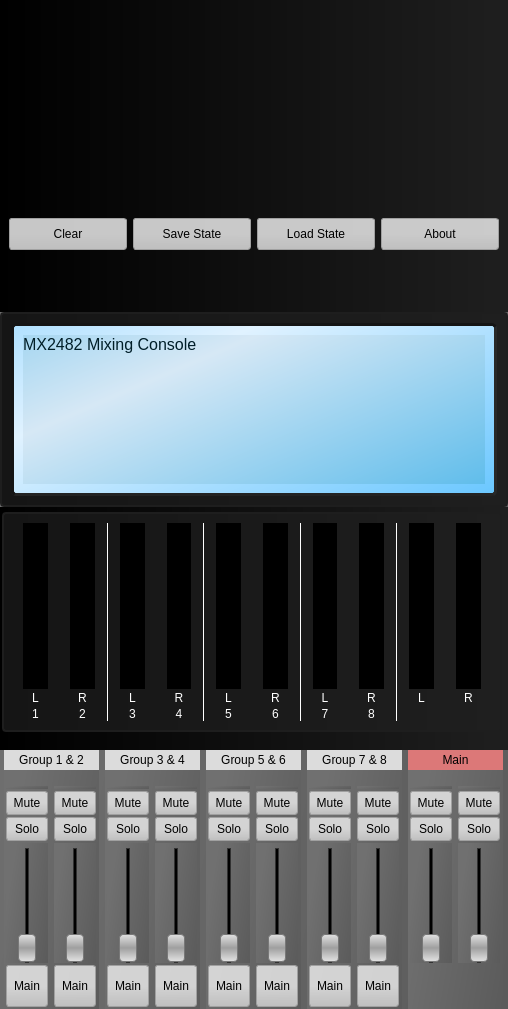
Above: demo/mainmixerwidget.ui from jacob3141/qtjack before the change. Below: the same form after it.
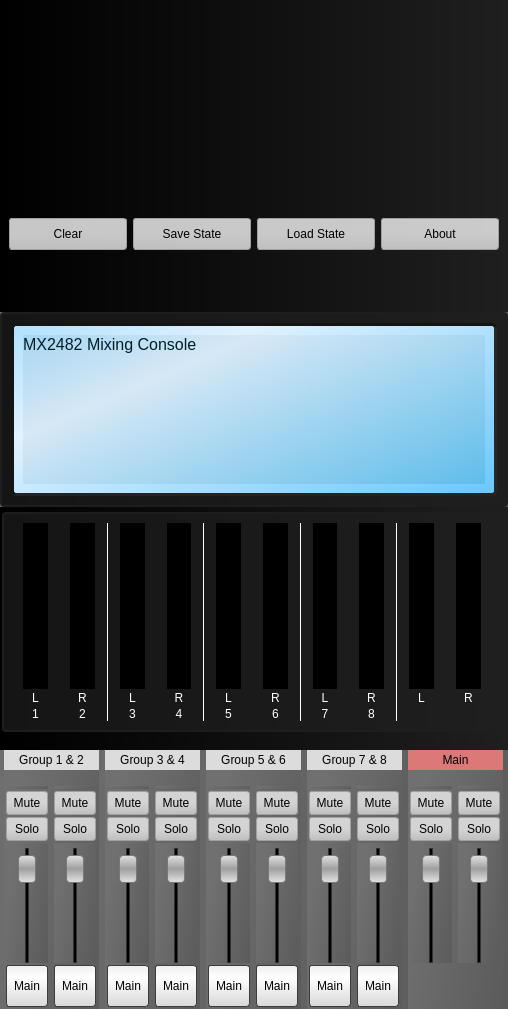
That is the form after the change. Icons and pictures are not drawn.

The edit to the form file:
```diff
--- a/demo/mainmixerwidget.ui
+++ b/demo/mainmixerwidget.ui
@@ -1364,6 +1364,12 @@
 	background-color: qlineargradient(spread:reflect, x1:1, y1:0.493818, x2:1, y2:0, stop:0 rgba(109, 135, 255, 255), stop:1 rgba(175, 205, 255, 255));
 }</string>
               </property>
+              <property name="minimum">
+               <number>-144</number>
+              </property>
+              <property name="maximum">
+               <number>10</number>
+              </property>
               <property name="orientation">
                <enum>Qt::Vertical</enum>
               </property>
@@ -1396,7 +1402,7 @@
                <bool>true</bool>
               </property>
               <property name="checked">
-               <bool>false</bool>
+               <bool>true</bool>
               </property>
              </widget>
             </item>
@@ -1540,6 +1546,12 @@
 	background-color: qlineargradient(spread:reflect, x1:1, y1:0.493818, x2:1, y2:0, stop:0 rgba(109, 135, 255, 255), stop:1 rgba(175, 205, 255, 255));
 }</string>
               </property>
+              <property name="minimum">
+               <number>-144</number>
+              </property>
+              <property name="maximum">
+               <number>10</number>
+              </property>
               <property name="orientation">
                <enum>Qt::Vertical</enum>
               </property>
@@ -1566,7 +1578,7 @@
                <bool>true</bool>
               </property>
               <property name="checked">
-               <bool>false</bool>
+               <bool>true</bool>
               </property>
              </widget>
             </item>
@@ -1782,6 +1794,12 @@
 	background-color: qlineargradient(spread:reflect, x1:1, y1:0.493818, x2:1, y2:0, stop:0 rgba(109, 135, 255, 255), stop:1 rgba(175, 205, 255, 255));
 }</string>
               </property>
+              <property name="minimum">
+               <number>-144</number>
+              </property>
+              <property name="maximum">
+               <number>10</number>
+              </property>
               <property name="orientation">
                <enum>Qt::Vertical</enum>
               </property>
@@ -1808,7 +1826,7 @@
                <bool>true</bool>
               </property>
               <property name="checked">
-               <bool>false</bool>
+               <bool>true</bool>
               </property>
              </widget>
             </item>
@@ -1952,6 +1970,12 @@
 	background-color: qlineargradient(spread:reflect, x1:1, y1:0.493818, x2:1, y2:0, stop:0 rgba(109, 135, 255, 255), stop:1 rgba(175, 205, 255, 255));
 }</string>
               </property>
+              <property name="minimum">
+               <number>-144</number>
+              </property>
+              <property name="maximum">
+               <number>10</number>
+              </property>
               <property name="orientation">
                <enum>Qt::Vertical</enum>
               </property>
@@ -1978,7 +2002,7 @@
                <bool>true</bool>
               </property>
               <property name="checked">
-               <bool>false</bool>
+               <bool>true</bool>
               </property>
              </widget>
             </item>
@@ -2194,6 +2218,12 @@
 	background-color: qlineargradient(spread:reflect, x1:1, y1:0.493818, x2:1, y2:0, stop:0 rgba(109, 135, 255, 255), stop:1 rgba(175, 205, 255, 255));
 }</string>
               </property>
+              <property name="minimum">
+               <number>-144</number>
+              </property>
+              <property name="maximum">
+               <number>10</number>
+              </property>
               <property name="orientation">
                <enum>Qt::Vertical</enum>
               </property>
@@ -2220,7 +2250,7 @@
                <bool>true</bool>
               </property>
               <property name="checked">
-               <bool>false</bool>
+               <bool>true</bool>
               </property>
              </widget>
             </item>
@@ -2364,6 +2394,12 @@
 	background-color: qlineargradient(spread:reflect, x1:1, y1:0.493818, x2:1, y2:0, stop:0 rgba(109, 135, 255, 255), stop:1 rgba(175, 205, 255, 255));
 }</string>
               </property>
+              <property name="minimum">
+               <number>-144</number>
+              </property>
+              <property name="maximum">
+               <number>10</number>
+              </property>
               <property name="orientation">
                <enum>Qt::Vertical</enum>
               </property>
@@ -2390,7 +2426,7 @@
                <bool>true</bool>
               </property>
               <property name="checked">
-               <bool>false</bool>
+               <bool>true</bool>
               </property>
              </widget>
             </item>
@@ -2606,6 +2642,12 @@
 	background-color: qlineargradient(spread:reflect, x1:1, y1:0.493818, x2:1, y2:0, stop:0 rgba(109, 135, 255, 255), stop:1 rgba(175, 205, 255, 255));
 }</string>
               </property>
+              <property name="minimum">
+               <number>-144</number>
+              </property>
+              <property name="maximum">
+               <number>10</number>
+              </property>
               <property name="orientation">
                <enum>Qt::Vertical</enum>
               </property>
@@ -2632,7 +2674,7 @@
                <bool>true</bool>
               </property>
               <property name="checked">
-               <bool>false</bool>
+               <bool>true</bool>
               </property>
              </widget>
             </item>
@@ -2776,6 +2818,12 @@
 	background-color: qlineargradient(spread:reflect, x1:1, y1:0.493818, x2:1, y2:0, stop:0 rgba(109, 135, 255, 255), stop:1 rgba(175, 205, 255, 255));
 }</string>
               </property>
+              <property name="minimum">
+               <number>-144</number>
+              </property>
+              <property name="maximum">
+               <number>10</number>
+              </property>
               <property name="orientation">
                <enum>Qt::Vertical</enum>
               </property>
@@ -2802,7 +2850,7 @@
                <bool>true</bool>
               </property>
               <property name="checked">
-               <bool>false</bool>
+               <bool>true</bool>
               </property>
              </widget>
             </item>
@@ -3018,6 +3066,12 @@
 	background-color: qlineargradient(spread:reflect, x1:1, y1:0.493818, x2:1, y2:0, stop:0 rgba(109, 135, 255, 255), stop:1 rgba(175, 205, 255, 255));
 }</string>
               </property>
+              <property name="minimum">
+               <number>-144</number>
+              </property>
+              <property name="maximum">
+               <number>10</number>
+              </property>
               <property name="orientation">
                <enum>Qt::Vertical</enum>
               </property>
@@ -3185,6 +3239,12 @@
 	background-color: qlineargradient(spread:reflect, x1:1, y1:0.493818, x2:1, y2:0, stop:0 rgba(109, 135, 255, 255), stop:1 rgba(175, 205, 255, 255));
 }</string>
               </property>
+              <property name="minimum">
+               <number>-144</number>
+              </property>
+              <property name="maximum">
+               <number>10</number>
+              </property>
               <property name="orientation">
                <enum>Qt::Vertical</enum>
               </property>
```
Left out of the diff: 16 changed lines with no effect on the pictures.
